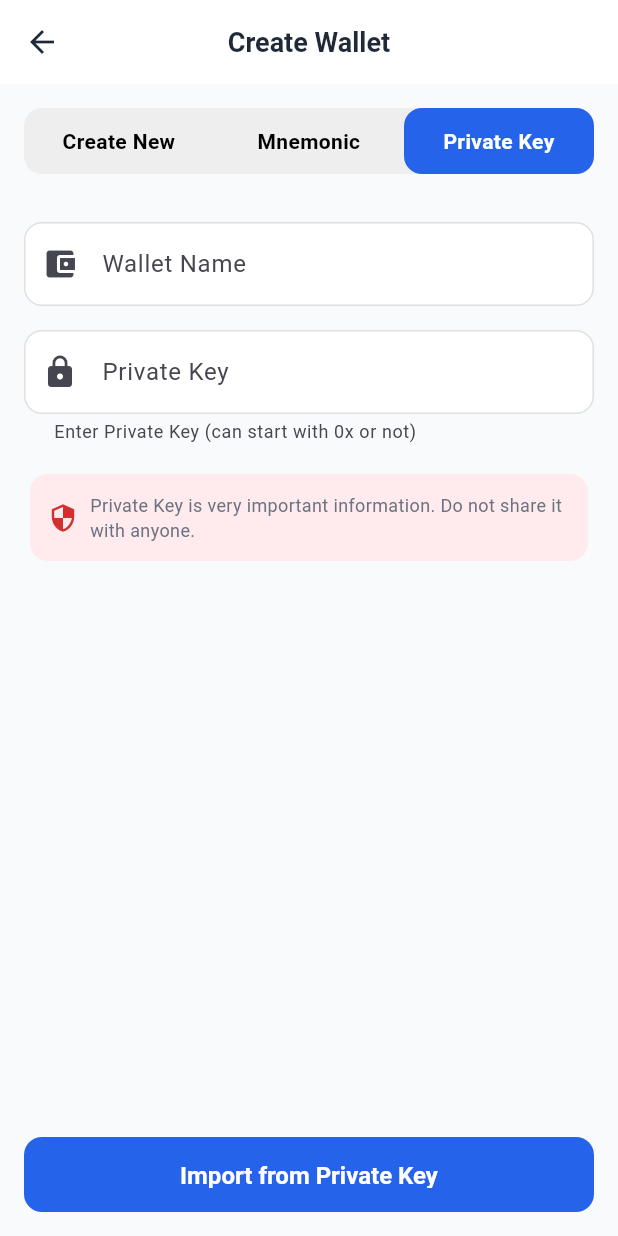
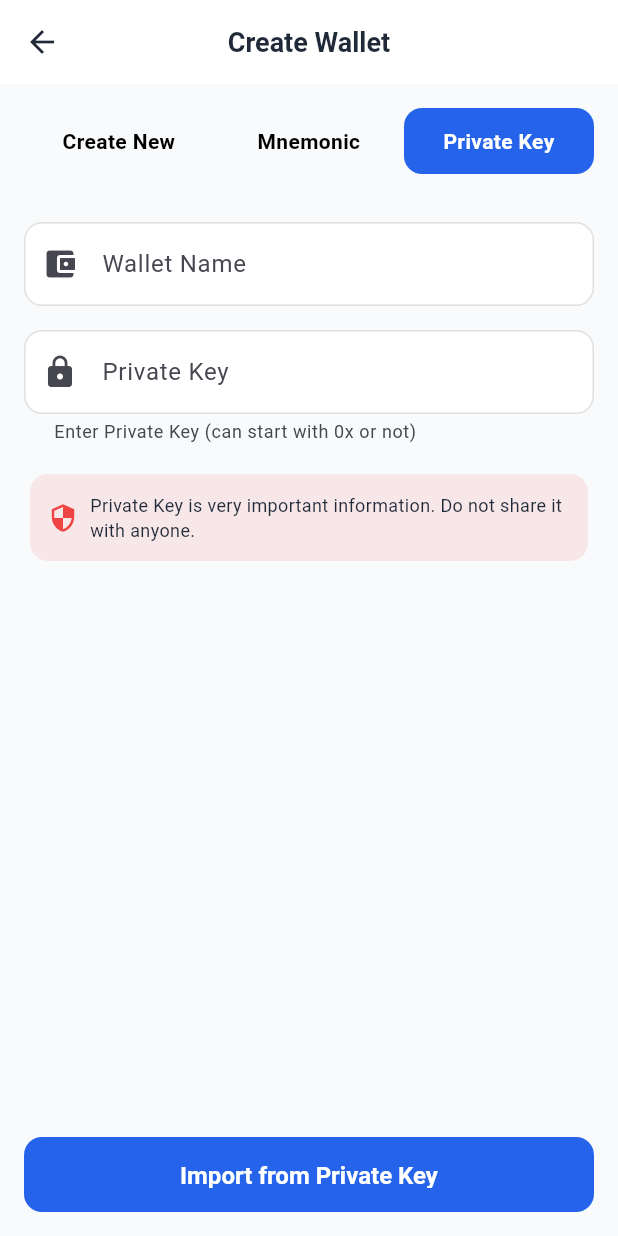
Before and after one commit to jamesatomc/pay_evm, a Flutter app: the CreateWalletScreen screen opened directly, after a tap on "Mnemonic", after a tap on "Private Key", on a phone screen of 412 x 824 dp. Run offline on Flutter 3.47's test engine with Material 3 defaults, Android fonts, the phone set to English and light mode, and no system bars; our stand-ins replace flutter_secure_storage, package_info_plus, qr_flutter, shared_preferences; missing offline and left inert: bip39, mobile_scanner, pointycastle, web3dart; accounts and stored records are empty.

Commit message:
feat: Refactor UI components to use theme colors for improved consistency and readability

```diff
--- a/lib/screenpage/CreateWalletScreen.dart
+++ b/lib/screenpage/CreateWalletScreen.dart
@@ -1,5 +1,6 @@
 import 'package:flutter/material.dart';
 import '../services/wallet_service.dart';
+import '../utils/app_theme.dart';
 import 'WalletScreen.dart';
 import 'SecuritySetupScreen.dart';
 
@@ -234,7 +235,7 @@ class _CreateWalletScreenState extends State<CreateWalletScreen> with TickerProv
           Container(
             margin: const EdgeInsets.all(16),
             decoration: BoxDecoration(
-              color: Colors.grey[200],
+              color: Theme.of(context).cardColor.withOpacity(0.7),
               borderRadius: BorderRadius.circular(12),
             ),
             child: Row(
@@ -382,7 +383,7 @@ class _CreateWalletScreenState extends State<CreateWalletScreen> with TickerProv
                   '• Please keep the mnemonic phrase safe and secure\n'
                   '• Do not share the mnemonic phrase with anyone\n'
                   '• You can also import wallets with 24-word phrases',
-                  style: TextStyle(fontSize: 12, color: Colors.grey),
+                  style: TextStyle(fontSize: 12),
                 ),
               ],
             ),
@@ -454,10 +455,10 @@ class _CreateWalletScreenState extends State<CreateWalletScreen> with TickerProv
                   style: const TextStyle(fontSize: 11),
                 ),
                 backgroundColor: _mnemonicWordCount == 12 || _mnemonicWordCount == 24
-                    ? Colors.green[100]
+                    ? Theme.of(context).primaryColor.withOpacity(0.1)
                     : _mnemonicWordCount > 0
-                        ? Colors.orange[100]
-                        : Colors.grey[100],
+                        ? Theme.of(context).colorScheme.error.withOpacity(0.1)
+                        : Theme.of(context).cardColor,
               ),
             ),
             helperText: 'Enter 12 or 24 word mnemonic phrase separated by spaces',
@@ -466,7 +467,7 @@ class _CreateWalletScreenState extends State<CreateWalletScreen> with TickerProv
         ),
         const SizedBox(height: 16),
         Card(
-          color: Colors.blue[50],
+          color: Theme.of(context).primaryColor.withOpacity(0.1),
           child: Padding(
             padding: const EdgeInsets.all(12),
             child: Column(
@@ -498,17 +499,28 @@ class _CreateWalletScreenState extends State<CreateWalletScreen> with TickerProv
         ),
         const SizedBox(height: 16),
         Card(
-          color: Colors.orange[50],
+          color: Theme.of(context).brightness == Brightness.dark
+              ? AppTheme.warningColor.withOpacity(0.15)
+              : AppTheme.warningColor.withOpacity(0.1),
           child: Padding(
             padding: const EdgeInsets.all(12),
             child: Row(
               children: [
-                Icon(Icons.warning, color: Colors.orange[700], size: 20),
+                Icon(
+                  Icons.warning,
+                  color: AppTheme.warningColor,
+                  size: 20,
+                ),
                 const SizedBox(width: 8),
-                const Expanded(
+                Expanded(
                   child: Text(
                     'Please verify the mnemonic phrase before proceeding',
-                    style: TextStyle(fontSize: 12),
+                    style: TextStyle(
+                      fontSize: 12,
+                      color: Theme.of(context).brightness == Brightness.dark
+                          ? AppTheme.darkTextPrimary
+                          : AppTheme.lightTextPrimary,
+                    ),
                   ),
                 ),
               ],
@@ -534,17 +546,28 @@ class _CreateWalletScreenState extends State<CreateWalletScreen> with TickerProv
         ),
         const SizedBox(height: 16),
         Card(
-          color: Colors.red[50],
+          color: Theme.of(context).brightness == Brightness.dark
+              ? AppTheme.errorColor.withOpacity(0.15)
+              : AppTheme.errorColor.withOpacity(0.1),
           child: Padding(
             padding: const EdgeInsets.all(12),
             child: Row(
               children: [
-                Icon(Icons.security, color: Colors.red[700], size: 20),
+                Icon(
+                  Icons.security,
+                  color: AppTheme.errorColor,
+                  size: 20,
+                ),
                 const SizedBox(width: 8),
-                const Expanded(
+                Expanded(
                   child: Text(
                     'Private Key is very important information. Do not share it with anyone.',
-                    style: TextStyle(fontSize: 12),
+                    style: TextStyle(
+                      fontSize: 12,
+                      color: Theme.of(context).brightness == Brightness.dark
+                          ? AppTheme.darkTextPrimary
+                          : AppTheme.lightTextPrimary,
+                    ),
                   ),
                 ),
               ],
--- a/lib/screenpage/WalletScreen.dart
+++ b/lib/screenpage/WalletScreen.dart
@@ -237,7 +237,7 @@ class WalletScreenState extends State<WalletScreen> {
       case 'alpen-testnet':
         return const Color(0xFFF7931A); // Bitcoin orange
       default:
-        return Colors.grey;
+        return AppTheme.primaryColor;
     }
   }
 
@@ -575,7 +575,7 @@ class WalletScreenState extends State<WalletScreen> {
               width: 40,
               height: 4,
               decoration: BoxDecoration(
-                color: Colors.grey[300],
+                color: Theme.of(context).dividerColor,
                 borderRadius: BorderRadius.circular(2),
               ),
             ),
```
Also changed, not shown: lib/screenpage/NetworkSelectionScreen.dart (+11 -8 lines), lib/screenpage/ReceiveScreen.dart (+18 -5 lines), lib/screenpage/SendScreen.dart (+24 -9 lines), lib/screenpage/ShowMnemonicScreen.dart (+25 -9 lines), lib/screenpage/WalletListScreen.dart (+20 -9 lines).
